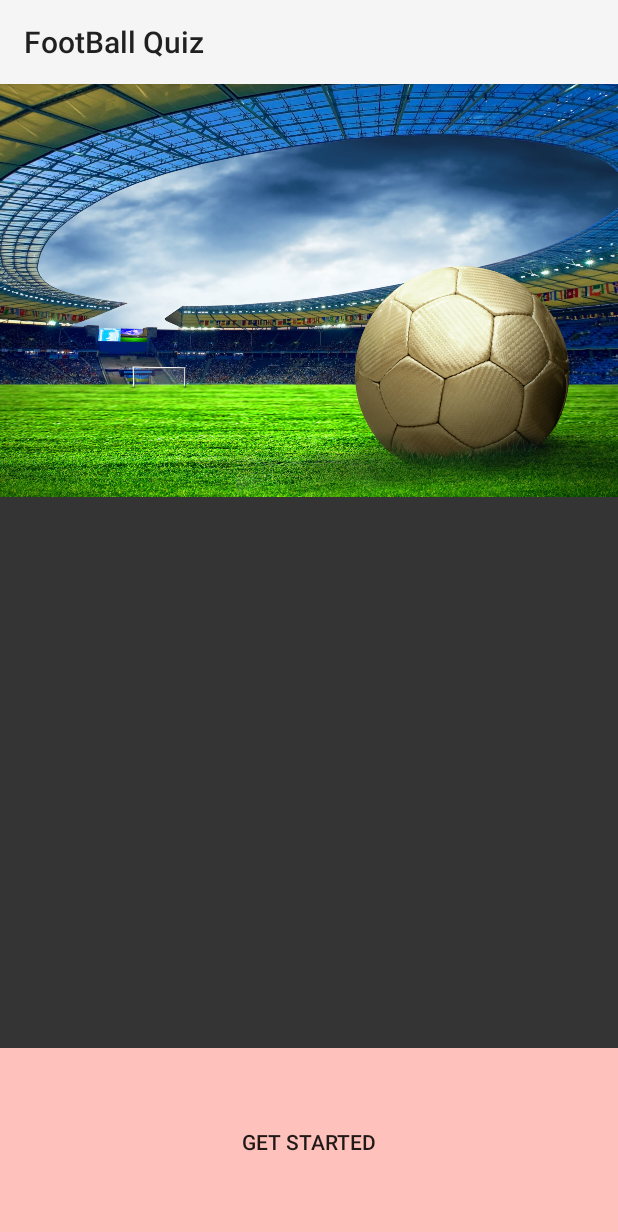
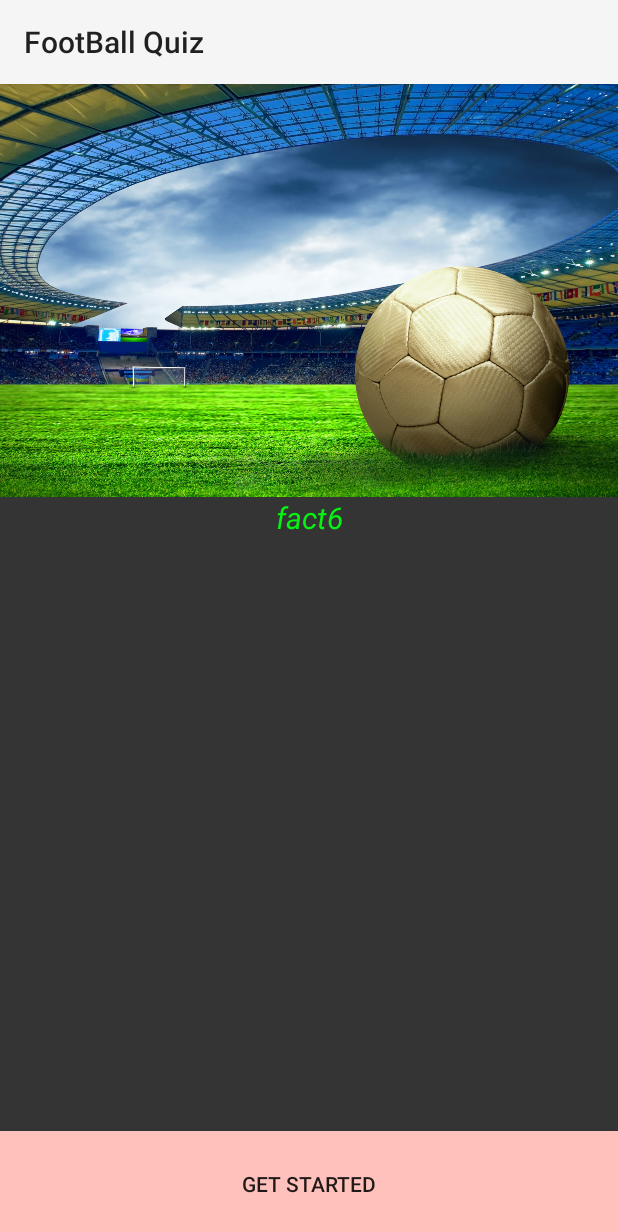
Before and after one commit to niandrasoft/FootBallQuiz, an Android app: the screen it shows after launch (MainActivity), on a phone screen of 412 x 824 dp. Shown: the top 1232 px of the screen. Run offline under Robolectric (Android 15) with nearby library versions, the phone set to English and light mode, and no system bars.

```diff
--- a/app/src/main/java/com/niandrasoft/footballquiz/MainActivity.java
+++ b/app/src/main/java/com/niandrasoft/footballquiz/MainActivity.java
@@ -5,10 +5,15 @@ import android.content.Intent;
 import android.os.Bundle;
 import android.view.View;
 import android.widget.Button;
+import android.widget.TextView;
+
+import java.util.Random;
 
 
 public class MainActivity extends Activity {
     Button clickButton;
+
+    String[] facts = {"fact1", "fact2", "fact3", "fact4", "fact5", "fact6", "fact7", "fact8", "fact9",};
 
 
 
@@ -21,11 +26,25 @@ public class MainActivity extends Activity {
 
         Intent svc = new Intent(MainActivity.this, SoundService.class);
         startService(svc);
+
+        TextView t = (TextView) findViewById(R.id.factText);
+        t.setText(randomArray().toString());
+
     }
+
+
+    // method for displaying a random fact in main activity
+    public String randomArray(){
+        int idx = new Random().nextInt(facts.length - 1);
+        String random = (facts[idx]);
+        return random;
+    }
+
 
     public void clickMe(View view){
         startActivity(new Intent(MainActivity.this, MainMenuActivity.class));
     }
+
 
 
     @Override
--- a/app/src/main/res/layout/activity_main.xml
+++ b/app/src/main/res/layout/activity_main.xml
@@ -6,7 +6,7 @@
 
     <Button
         android:layout_width="fill_parent"
-        android:layout_height="125dp"
+        android:layout_height="70dp"
         android:text="GET STARTED"
         android:id="@+id/button"
         android:paddingTop="20dp"
@@ -20,7 +20,8 @@
         android:layout_width="fill_parent"
         android:layout_height="275dp"
 
-        android:layout_alignParentEnd="false">
+        android:layout_alignParentEnd="false"
+        android:id="@+id/gridLayout2">
 
     <ImageView
         android:id="@+id/imageView1"
@@ -30,4 +31,17 @@
         android:scaleType="centerCrop" />
         ></GridLayout>
 
+    <TextView
+        android:layout_width="fill_parent"
+        android:layout_height="wrap_content"
+        android:textAppearance="?android:attr/textAppearanceMedium"
+        android:text="Medium Text"
+        android:id="@+id/factText"
+        android:layout_below="@+id/gridLayout2"
+        android:layout_centerHorizontal="true"
+        android:textColor="#06f312"
+        android:gravity="center_horizontal"
+        android:textSize="20sp"
+        android:textStyle="italic" />
+
 </RelativeLayout>
```
Also changed, not shown: app/src/main/java/com/niandrasoft/footballquiz/MainMenuActivity.java (+1 -16 lines), app/src/main/res/layout/activity_settings.xml (+8 -0 lines).
